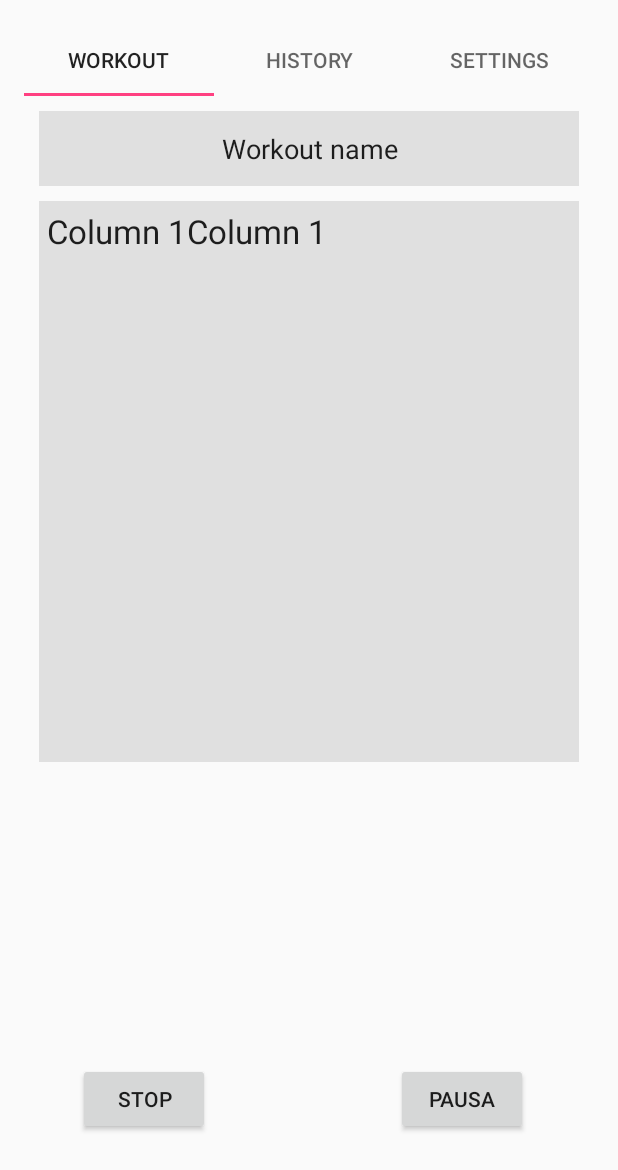
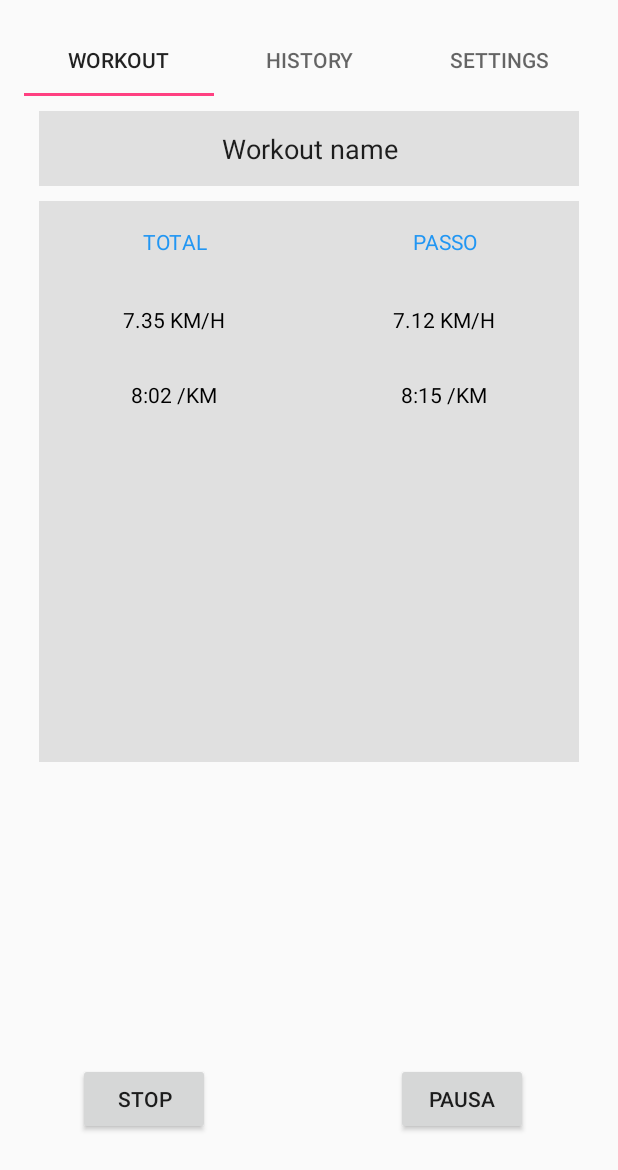
Before and after one commit to stefanolande/Qaddu, an Android app: the screen it shows after launch (MainActivity), on a phone screen of 412 x 824 dp. Shown: the top 1170 px of the screen. Run offline under Robolectric (Android 15) with nearby library versions, the phone set to English and light mode, and no system bars.

Commit message:
Layout Workout continued

```diff
--- a/app/src/main/res/layout/fragment_workout.xml
+++ b/app/src/main/res/layout/fragment_workout.xml
@@ -23,28 +23,78 @@
         android:layout_height="match_parent"
         android:layout_below="@+id/nameWorkout"
         android:layout_marginTop="10dp"
-        android:layout_marginBottom="300dp"
         android:background="#E0E0E0"
-        android:id="@+id/tableWorkout1"
+        android:id="@+id/tableWorkout"
         android:layout_marginLeft="10dp"
         android:layout_marginRight="10dp"
-        android:layout_gravity="center">
+        android:layout_gravity="center"
+        android:layout_marginBottom="300dp"
+        android:layout_alignParentEnd="true">
 
         <TableRow
-            android:id="@+id/tableRow1"
+            android:layout_height="wrap_content"
             android:layout_width="fill_parent"
-            android:layout_height="fill_parent"
-            android:padding="5dip" >
+            android:gravity="center_horizontal">
 
             <TextView
-                android:id="@+id/textView1"
-                android:text="Column 1"
-                android:textAppearance="?android:attr/textAppearanceLarge" />
+                android:id="@+id/TextView1"
+                android:text="TOTAL"
+                android:layout_weight="1"
+                android:textColor="#2196F3"
+                android:padding="17dp"
+                android:gravity="center"/>
 
             <TextView
-                android:id="@+id/textView2"
-                android:text="Column 1"
-                android:textAppearance="?android:attr/textAppearanceLarge" />
+                android:id="@+id/TextView2"
+                android:text="PASSO"
+                android:layout_weight="1"
+                android:textColor="#2196F3"
+                android:padding="17dip"
+                android:gravity="center"/>
+        </TableRow>
+
+        <TableRow
+            android:layout_height="wrap_content"
+            android:layout_width="fill_parent"
+            android:gravity="center_horizontal">
+
+            <TextView
+                android:id="@+id/TextView3"
+                android:text="7.35 KM/H"
+                android:layout_weight="1"
+                android:textColor="#000000"
+                android:padding="15dip"
+                android:gravity="center"/>
+
+            <TextView
+                android:id="@+id/TextView4"
+                android:text="7.12 KM/H"
+                android:layout_weight="1"
+                android:textColor="#000000"
+                android:padding="15dip"
+                android:gravity="center"/>
+        </TableRow>
+
+        <TableRow
+            android:layout_height="wrap_content"
+            android:layout_width="fill_parent"
+            android:gravity="center_horizontal">
+
+            <TextView
+                android:id="@+id/TextView5"
+                android:text="8:02 /KM"
+                android:layout_weight="1"
+                android:textColor="#000000"
+                android:padding="15dip"
+                android:gravity="center"/>
+
+            <TextView
+                android:id="@+id/TextView6"
+                android:text="8:15 /KM"
+                android:layout_weight="1"
+                android:textColor="#000000"
+                android:padding="15dip"
+                android:gravity="center"/>
         </TableRow>
 
     </TableLayout>
```
